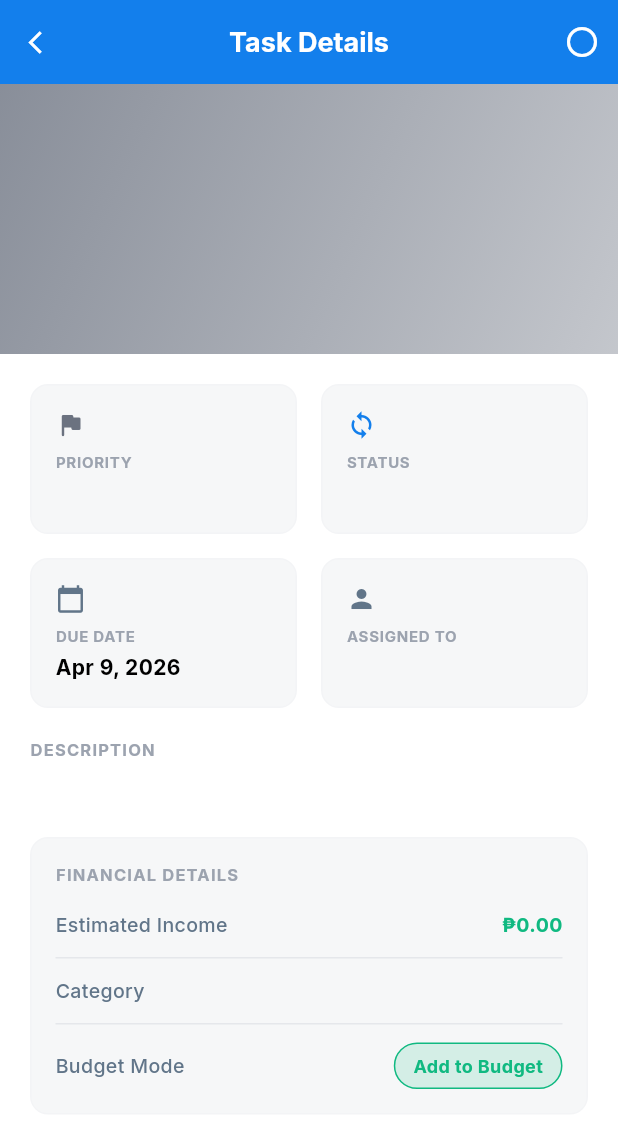
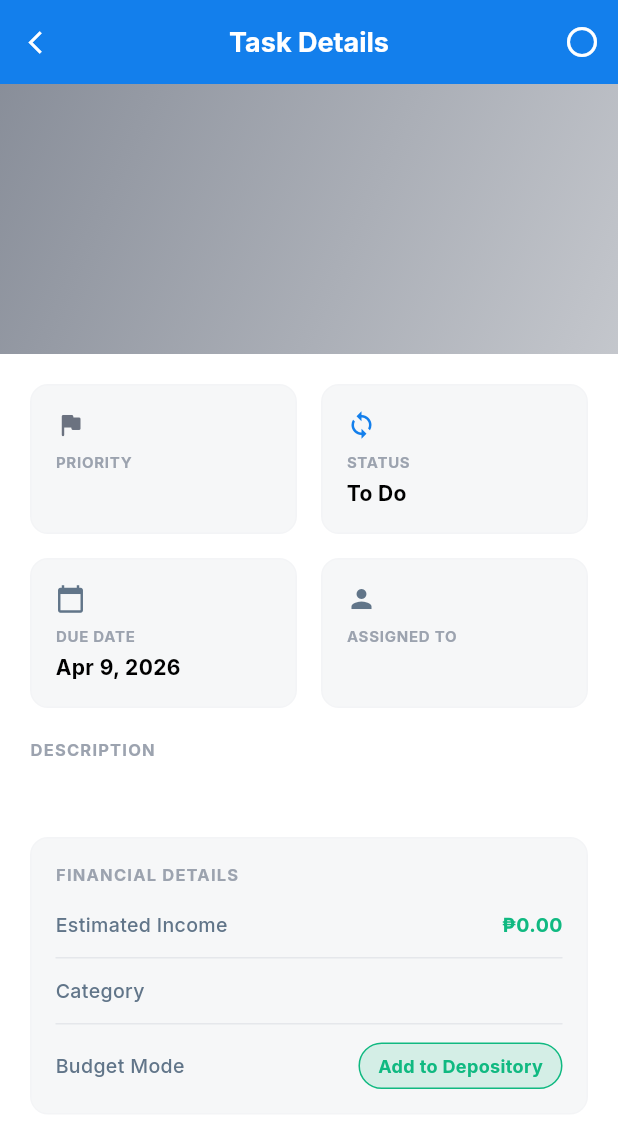
Before and after one commit to aijaee/kamobahala_bscs4b_project, a Flutter app: the TaskDetailsScreen screen opened directly with empty values, on a phone screen of 412 x 824 dp. Shown: the top 1128 px of the screen. Run offline on Flutter 3.47's test engine with Material 3 defaults, Android fonts, the light colour scheme and no system bars; our stand-ins replace google_fonts, supabase_flutter; accounts and stored records are empty.

Commit message:
FIX: -  When marking task as complete, the budget usage bar  in Project Details is backtracking if theres multiple tasks- No confirmation when creating and editing Org/Proj/Task.- Change the Add to Budget button in Task to Add to Depo; also update the task details on this.

```diff
--- a/lib/views/projects/task_details.dart
+++ b/lib/views/projects/task_details.dart
@@ -34,11 +34,9 @@
   void initState() {
     super.initState();
     final taskStatus = (widget.task is Map)
-        ? widget.task['status']
-        : (widget.task as Task).status;
-    _currentStatus = taskStatus == 'Todo' || taskStatus == 'todo'
-        ? 'To Do'
-        : (taskStatus ?? 'To Do');
+      ? widget.task['status']
+      : (widget.task as Task).status;
+    _currentStatus = _displayStatusFor(taskStatus);
     _checkAdminStatus();
   }
 
@@ -83,8 +81,8 @@
         return;
       }
 
-      final isMarkedComplete = _currentStatus.toLowerCase() == 'todo';
-      final newStatus = isMarkedComplete ? 'completed' : 'todo';
+      final isCurrentlyCompleted = _isCompletedStatus(_currentStatus);
+      final newStatus = isCurrentlyCompleted ? 'todo' : 'completed';
 
       // Get viewmodels from Provider
       final tasksViewModel = context.read<TasksViewModel>();
@@ -105,7 +103,7 @@
 
       if (mounted) {
         setState(() {
-          _currentStatus = newStatus == 'completed' ? 'Completed' : 'To Do';
+          _currentStatus = _displayStatusFor(newStatus);
           _taskUpdated = true;
         });
 
@@ -116,7 +114,9 @@
 
         ScaffoldMessenger.of(context).showSnackBar(
           SnackBar(
-            content: Text('Task marked as ${newStatus.toLowerCase()}'),
+            content: Text(
+              'Task marked as ${newStatus == 'completed' ? 'completed' : 'to do'}',
+            ),
             duration: const Duration(seconds: 2),
           ),
         );
@@ -504,7 +504,7 @@
                   border: Border.all(color: budgetModeColor, width: 1),
                 ),
                 child: Text(
-                  deductFromBudget ? 'Deduct from Budget' : 'Add to Budget',
+                  deductFromBudget ? 'Deduct from Budget' : 'Add to Depository',
                   style: GoogleFonts.inter(
                     fontSize: 12,
                     fontWeight: FontWeight.bold,
@@ -520,7 +520,7 @@
   }
 
   PreferredSizeWidget _buildAppBar(BuildContext context) {
-    final isCompleted = _currentStatus.toLowerCase() == 'completed';
+    final isCompleted = _isCompletedStatus(_currentStatus);
     return AppBar(
       backgroundColor: const Color(0xFF137FEC),
       elevation: 0,
@@ -609,4 +609,28 @@
     if (value is String) return double.tryParse(value);
     return null;
   }
+
+  String _displayStatusFor(dynamic status) {
+    final normalizedStatus = _normalizeStatus(status);
+    if (normalizedStatus == 'completed') {
+      return 'Completed';
+    }
+    if (normalizedStatus == 'todo' || normalizedStatus == 'to do') {
+      return 'To Do';
+    }
+    return (status?.toString().trim().isNotEmpty ?? false)
+        ? status.toString().trim()
+        : 'To Do';
+  }
+
+  bool _isCompletedStatus(dynamic status) {
+    return _normalizeStatus(status) == 'completed';
+  }
+
+  String _normalizeStatus(dynamic status) {
+    return (status?.toString() ?? '')
+        .toLowerCase()
+        .replaceAll('_', '')
+        .replaceAll(' ', '');
+  }
 }
```
Also changed, not shown: lib/views/dashboard/create_organization_screen.dart (+26 -0 lines), lib/views/dashboard/edit_organization_screen.dart (+24 -0 lines), lib/views/projects/edit_proj_screen.dart (+24 -0 lines), lib/views/projects/edit_task_screen.dart (+27 -3 lines), lib/views/projects/new_proj_screen.dart (+24 -0 lines), lib/views/projects/new_task_screen.dart (+27 -3 lines).
